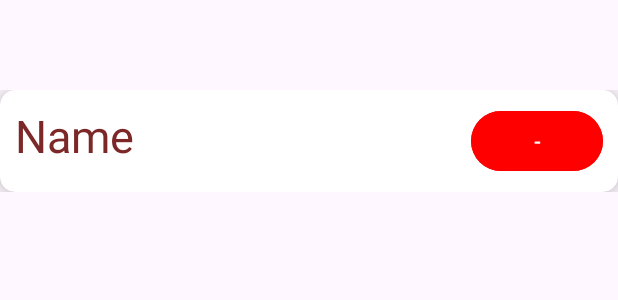
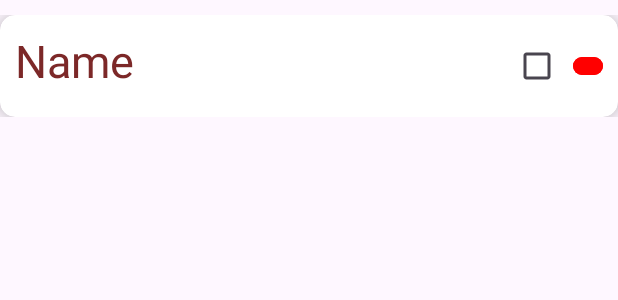
Before and after one commit to PKCPH/JustDoIt, an Android app: the layout card.xml on its own in the app's theme, with its tools: preview values and no code run, on a phone screen of 412 x 824 dp. Shown: the top 300 px of the screen. Run offline under Robolectric (Android 15) with nearby library versions, the phone set to English and light mode, and no system bars.

```diff
--- a/app/build.gradle.kts
+++ b/app/build.gradle.kts
@@ -32,7 +32,6 @@ android {
 }
 
 dependencies {
-
     implementation(libs.appcompat)
     implementation(libs.material)
     implementation(libs.activity)
--- a/app/src/main/java/com/example/justdoit/helpers/TaskListener.java
+++ /dev/null
@@ -1,6 +0,0 @@
-package com.example.justdoit.helpers;
-
-public interface TaskListener {
-    void onTaskAdded(String taskName);
-    void onTaskRemoved(String taskName);
-}
--- a/app/src/main/res/layout/card.xml
+++ b/app/src/main/res/layout/card.xml
@@ -5,7 +5,7 @@
     xmlns:tools="http://schemas.android.com/tools"
     android:layout_width="match_parent"
     android:layout_height="match_parent"
-    android:paddingTop="60dp">
+    android:paddingTop="10dp">
     <RelativeLayout
         android:layout_width="match_parent"
         android:layout_height="wrap_content">
@@ -28,13 +28,20 @@
                     android:textColor="#7C2828"
                     android:textFontWeight="1000"
                     android:textSize="30dp"/>
+                <CheckBox
+                    android:id="@+id/checkbox"
+                    android:layout_width="wrap_content"
+                    android:layout_height="wrap_content"
+                    android:layout_gravity="center_vertical"
+                    android:layout_toLeftOf="@id/delete"/>
+
                 <Button
                     android:id="@+id/delete"
-                android:layout_width="wrap_content"
-                android:layout_height="wrap_content"
+                    android:layout_width="20dp"
+                    android:layout_height="20dp"
                     android:layout_alignParentEnd="true"
-                android:text="-"
                     android:layout_alignParentRight="true"
+                    android:layout_centerVertical="true"
                     android:backgroundTint="@color/red"/>
             </RelativeLayout>
         </androidx.cardview.widget.CardView>
--- a/app/src/main/res/values/colors.xml
+++ b/app/src/main/res/values/colors.xml
@@ -3,4 +3,5 @@
     <color name="black">#FF000000</color>
     <color name="white">#FFFFFFFF</color>
     <color name="red">#FF0000</color>
+    <color name="colorPrimary">#4CAF50</color>
 </resources>
```
Also changed, not shown: app/src/main/java/com/example/justdoit/MainActivity.java (+18 -3 lines), app/src/main/java/com/example/justdoit/helpers/TaskManager.java (+81 -2 lines), app/src/main/res/layout/activity_main.xml (+4 -3 lines). Lines whose indentation alone changed are shown as unchanged.
